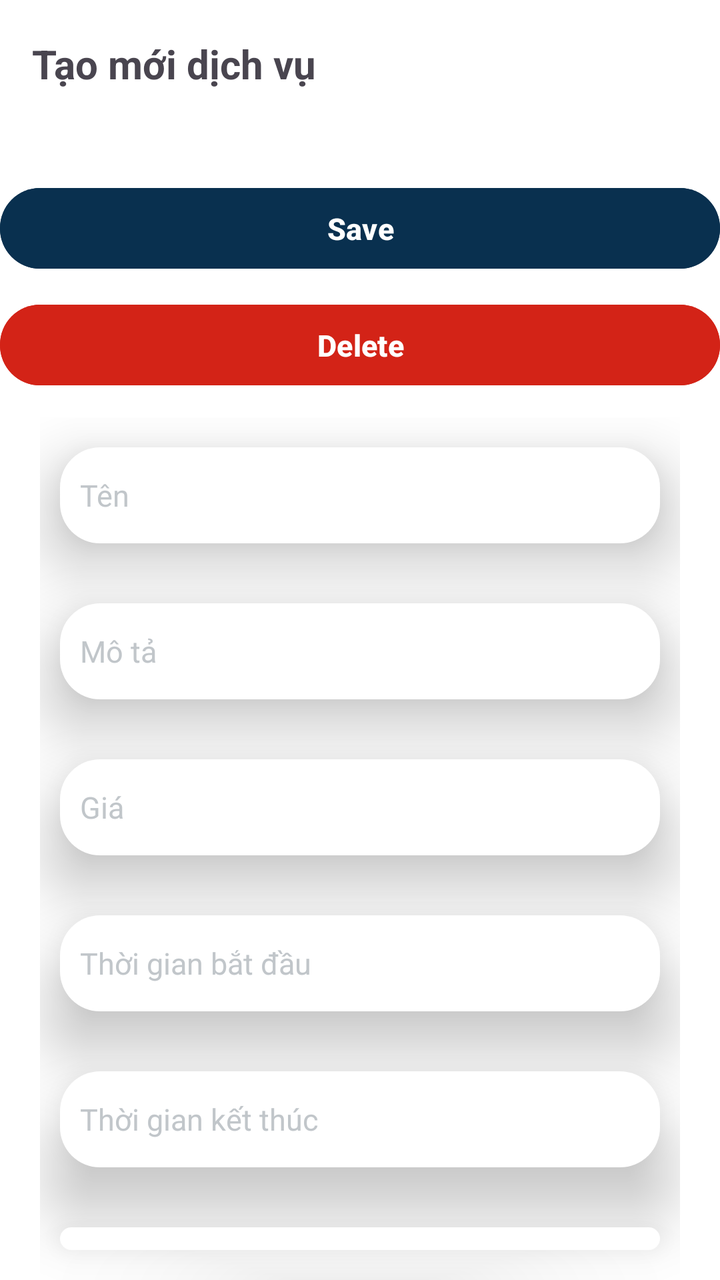
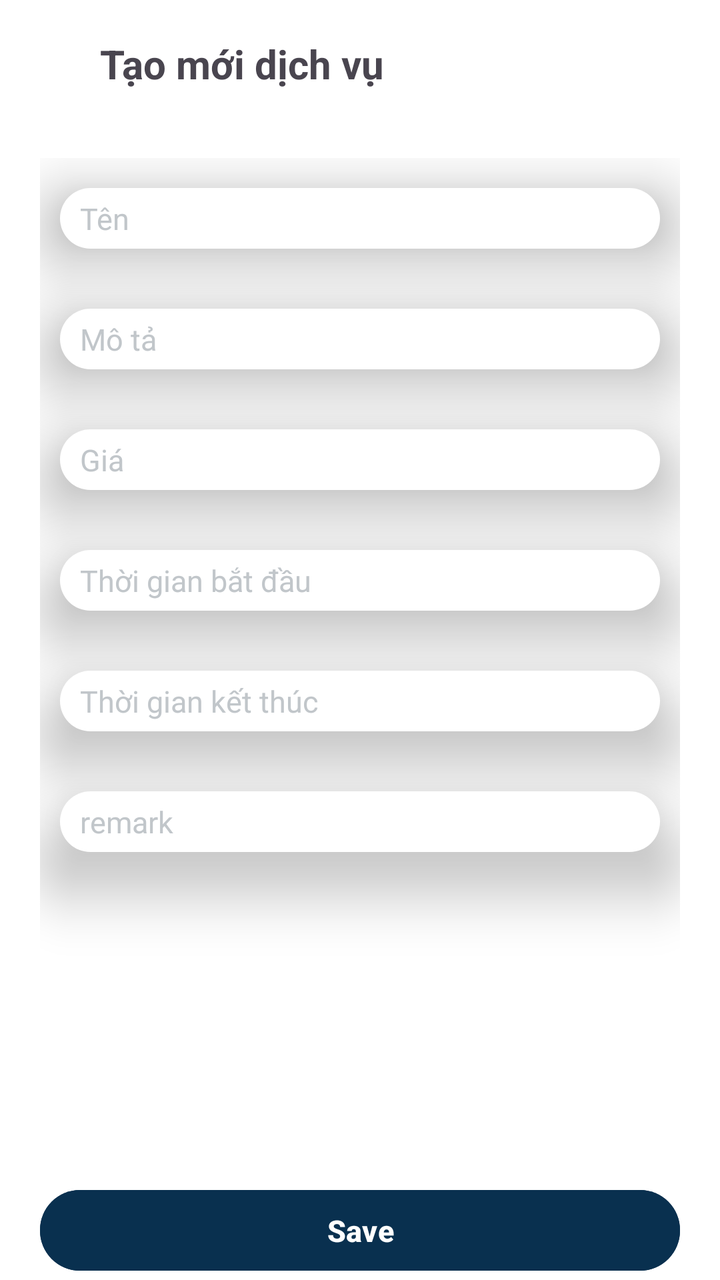

The first picture is an Android layout as it rendered before a commit; the second is the same layout after the commit. The layout source and the unified diff follow.
<!-- AndroidManifest.xml: application theme Theme.Hsb -->
<!-- res/layout/activity_service_add.xml -->
<LinearLayout xmlns:android="http://schemas.android.com/apk/res/android"
    android:layout_width="match_parent"
    android:layout_height="match_parent"
    xmlns:tools="http://schemas.android.com/tools"
    android:orientation="vertical">

    
    <androidx.appcompat.widget.Toolbar
        android:id="@+id/toolbar"
        android:layout_width="match_parent"
        android:layout_height="wrap_content"
        android:layout_marginBottom="10dp">

        <TextView
            android:layout_width="wrap_content"
            android:layout_height="wrap_content"
            android:layout_marginLeft="10dp"
            android:layout_marginTop="10dp"
            android:text="Tạo mới dịch vụ"
            android:textSize="20sp"
            android:textStyle="bold" />
    </androidx.appcompat.widget.Toolbar>

    <Button
        android:id="@+id/btn_save_room"
        style="@style/save_button"
        android:layout_width="match_parent"
        android:layout_height="wrap_content"
        android:layout_marginTop="16dp"
        android:text="Save"
        android:textColor="@android:color/white" />

    <Button
        android:id="@+id/btn_delete_room"
        style="@style/save_button"
        android:layout_width="match_parent"
        android:layout_height="wrap_content"
        android:layout_marginTop="10dp"
        android:backgroundTint="#D32317"
        android:text="Delete"
        android:textColor="@android:color/white" />
    
    <LinearLayout
        android:layout_width="match_parent"
        android:layout_height="wrap_content"
        android:layout_marginStart="20dp"
        android:layout_marginTop="12dp"
        android:layout_marginEnd="20dp"
        android:orientation="vertical">


        <EditText
            style="@style/service_update"
            android:id="@+id/et_name_service"
            android:layout_width="match_parent"
            android:layout_height="wrap_content"
            android:background="@drawable/edt_bg"
            android:minHeight="48dp"
            android:hint="Tên" />




        <EditText
            style="@style/service_update"
            android:id="@+id/et_description_service"
            android:layout_width="match_parent"
            android:layout_height="wrap_content"
            android:minHeight="48dp"
            android:background="@drawable/edt_bg"
            android:hint="Mô tả"/>

        <EditText
            style="@style/service_update"
            android:id="@+id/et_price_service"
            android:layout_width="match_parent"
            android:layout_height="wrap_content"
            android:minHeight="48dp"
            android:background="@drawable/edt_bg"
            android:hint="Giá"/>

        <EditText
            style="@style/service_update"
            android:id="@+id/et_start_service"
            android:layout_width="match_parent"
            android:layout_height="wrap_content"
            android:minHeight="48dp"
            android:background="@drawable/edt_bg"
            android:hint="Thời gian bắt đầu"/>

        <EditText
            style="@style/service_update"
            android:id="@+id/et_end_service"
            android:layout_width="match_parent"
            android:layout_height="wrap_content"
            android:minHeight="48dp"
            android:background="@drawable/edt_bg"
            android:hint="Thời gian kết thúc"/>



        <EditText
            style="@style/service_update"
            android:id="@+id/et_room_remark"
            android:layout_width="match_parent"
            android:layout_height="wrap_content"
            android:background="@drawable/edt_bg"
            android:minHeight="48dp"
            android:hint="remark" />

        <androidx.recyclerview.widget.RecyclerView
            android:id="@+id/rv_categories"
            android:layout_width="match_parent"
            android:layout_height="wrap_content"
            tools:listitem="@layout/item_category_checkbox" />


    </LinearLayout>


</LinearLayout>
<!-- res/layout/item_category_checkbox.xml (included above) -->
<LinearLayout xmlns:android="http://schemas.android.com/apk/res/android"
    android:layout_width="match_parent"
    android:layout_height="wrap_content"
    android:orientation="horizontal"
    android:padding="8dp">

    <TextView
        android:id="@+id/tv_category_name"
        android:layout_width="0dp"
        android:layout_height="wrap_content"
        android:layout_weight="1"
        android:text="Category Name" />

    <CheckBox
        android:id="@+id/cb_category"
        android:layout_width="wrap_content"
        android:layout_height="wrap_content" />
</LinearLayout>
<!-- resources referenced by this layout -->
<resources>
  <!-- drawable edt_bg (drawable) -->
  <?xml version="1.0" encoding="utf-8"?>
  
  <shape xmlns:android="http://schemas.android.com/apk/res/android"  android:shape="rectangle">
      <corners android:radius="20dp" /> 
      <solid android:color="#FFFFFF" /> 
  
      <padding
          android:left="10dp"
          android:top="5dp"
          android:right="10dp"
          android:bottom="5dp"
          />
  </shape>
  <style name="save_button">
          <item name="android:minHeight">0dp</item>
          <item name="android:minWidth">0dp</item>
          <item name="android:layout_width">match_parent</item>
          <item name="android:layout_height">50dp</item>
          <item name="android:backgroundTint">#09304F</item>
          <item name="android:textSize">15sp</item>
          <item name="cornerRadius">20dp</item>
          <item name="android:layout_marginTop">10dp</item>
          <item name="android:textStyle">bold</item>
          <item name="android:paddingTop">10dp</item>
          <item name="android:paddingBottom">10dp</item>
      </style>
  <style name="service_update">
          <item name="android:background">#FFFFFF</item>
          <item name="android:layout_width">match_parent</item>
          <item name="android:layout_height">wrap_content</item>
          <item name="android:textColorHint">#C1C6CA</item>
          <item name="android:textSize">15sp</item>
          <item name="android:elevation">20dp</item>
          <item name="cornerRadius">20dp</item>
          <item name="android:layout_marginBottom">15dp</item>
          <item name="android:layout_marginTop">15dp</item>
          <item name="android:layout_marginLeft">10dp</item>
          <item name="android:layout_marginRight">10dp</item>
      </style>
  <style name="Theme.Hsb" parent="Theme.Material3.Light.NoActionBar">
          
          
          <item name="android:windowBackground">@color/white</item>
      </style>
  <color name="white">#FFFFFFFF</color>
</resources>

<!-- the commit's change to res/layout/activity_service_add.xml (unified diff, before → after) -->
@@ -14,40 +14,20 @@
         <TextView
             android:layout_width="wrap_content"
             android:layout_height="wrap_content"
-            android:layout_marginLeft="10dp"
+            android:layout_marginLeft="50dp"
             android:layout_marginTop="10dp"
             android:text="Tạo mới dịch vụ"
             android:textSize="20sp"
             android:textStyle="bold" />
     </androidx.appcompat.widget.Toolbar>
-
-    <Button
-        android:id="@+id/btn_save_room"
-        style="@style/save_button"
-        android:layout_width="match_parent"
-        android:layout_height="wrap_content"
-        android:layout_marginTop="16dp"
-        android:text="Save"
-        android:textColor="@android:color/white" />
-
-    <Button
-        android:id="@+id/btn_delete_room"
-        style="@style/save_button"
-        android:layout_width="match_parent"
-        android:layout_height="wrap_content"
-        android:layout_marginTop="10dp"
-        android:backgroundTint="#D32317"
-        android:text="Delete"
-        android:textColor="@android:color/white" />
     
     <LinearLayout
         android:layout_width="match_parent"
         android:layout_height="wrap_content"
         android:layout_marginStart="20dp"
-        android:layout_marginTop="12dp"
+        android:layout_marginTop="5dp"
         android:layout_marginEnd="20dp"
         android:orientation="vertical">
-
 
         <EditText
             style="@style/service_update"
@@ -55,18 +35,15 @@
             android:layout_width="match_parent"
             android:layout_height="wrap_content"
             android:background="@drawable/edt_bg"
-            android:minHeight="48dp"
+            android:minHeight="30dp"
             android:hint="Tên" />
-
-
-
 
         <EditText
             style="@style/service_update"
             android:id="@+id/et_description_service"
             android:layout_width="match_parent"
             android:layout_height="wrap_content"
-            android:minHeight="48dp"
+            android:minHeight="30dp"
             android:background="@drawable/edt_bg"
             android:hint="Mô tả"/>
 
@@ -75,7 +52,7 @@
             android:id="@+id/et_price_service"
             android:layout_width="match_parent"
             android:layout_height="wrap_content"
-            android:minHeight="48dp"
+            android:minHeight="30dp"
             android:background="@drawable/edt_bg"
             android:hint="Giá"/>
 
@@ -84,7 +61,7 @@
             android:id="@+id/et_start_service"
             android:layout_width="match_parent"
             android:layout_height="wrap_content"
-            android:minHeight="48dp"
+            android:minHeight="30dp"
             android:background="@drawable/edt_bg"
             android:hint="Thời gian bắt đầu"/>
 
@@ -93,7 +70,7 @@
             android:id="@+id/et_end_service"
             android:layout_width="match_parent"
             android:layout_height="wrap_content"
-            android:minHeight="48dp"
+            android:minHeight="30dp"
             android:background="@drawable/edt_bg"
             android:hint="Thời gian kết thúc"/>
 
@@ -105,17 +82,38 @@
             android:layout_width="match_parent"
             android:layout_height="wrap_content"
             android:background="@drawable/edt_bg"
-            android:minHeight="48dp"
+            android:minHeight="30dp"
             android:hint="remark" />
 
         <androidx.recyclerview.widget.RecyclerView
             android:id="@+id/rv_categories"
             android:layout_width="match_parent"
-            android:layout_height="wrap_content"
+            android:layout_height="134dp"
             tools:listitem="@layout/item_category_checkbox" />
+    </LinearLayout>
 
+    <Button
+        android:id="@+id/btn_save_room"
+        style="@style/save_button"
+        android:layout_width="match_parent"
+        android:layout_height="wrap_content"
+        android:layout_marginTop="16dp"
+        android:layout_marginStart="20dp"
+        android:layout_marginEnd="20dp"
+        android:text="Save"
+        android:textColor="@android:color/white" />
 
-    </LinearLayout>
+    <Button
+        android:id="@+id/btn_delete_room"
+        style="@style/save_button"
+        android:layout_width="match_parent"
+        android:layout_height="wrap_content"
+        android:layout_marginTop="10dp"
+        android:backgroundTint="#D32317"
+        android:layout_marginStart="20dp"
+        android:layout_marginEnd="20dp"
+        android:text="Delete"
+        android:textColor="@android:color/white" />
 
 
 </LinearLayout>
